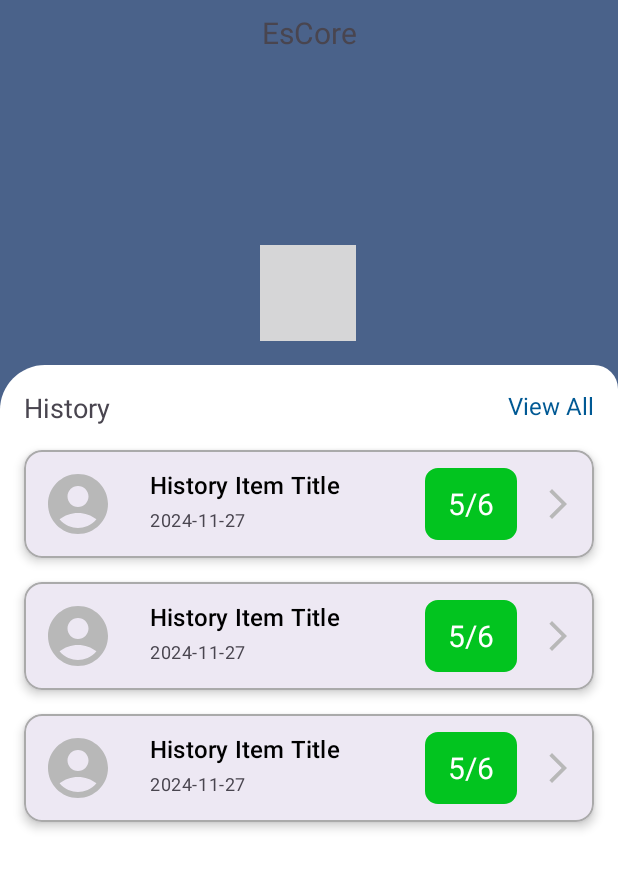
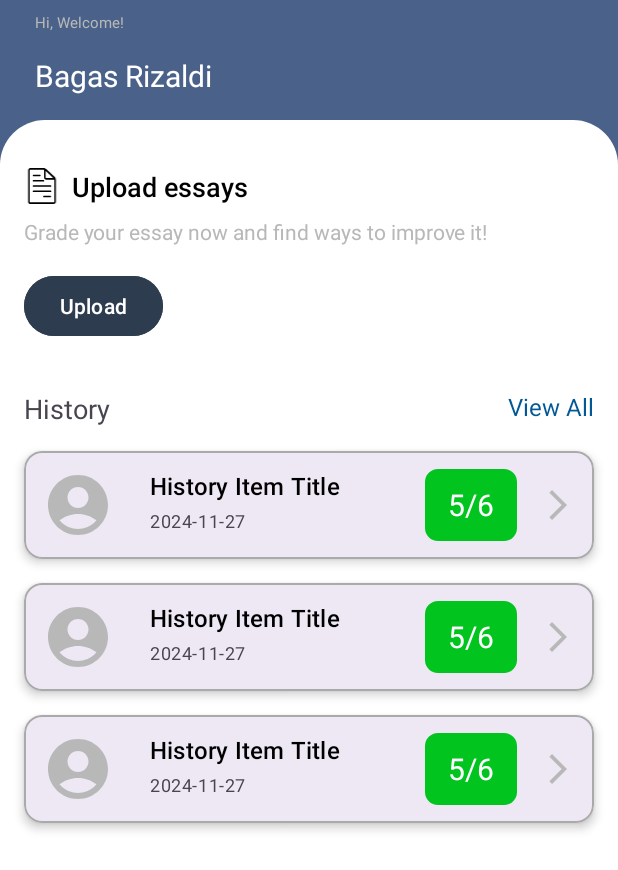
Before and after one commit to EsCore-Team/mobile-development, an Android app: the layout fragment_home.xml on its own in the app's theme, with its tools: preview values and no code run, on a phone screen of 412 x 824 dp. Shown: the top 870 px of the screen. Run offline under Robolectric (Android 15) with nearby library versions, the phone set to English and light mode, and no system bars.

Commit message:
add home ui again

```diff
--- a/app/src/main/res/drawable/bg_rounded_homscreen.xml
+++ b/app/src/main/res/drawable/bg_rounded_homscreen.xml
@@ -3,7 +3,7 @@
 <item>
     <shape android:shape="rectangle">
         <solid android:color="#FFFFFF" /> <!-- Warna putih -->
-        <corners android:topLeftRadius="30dp" android:topRightRadius="16dp" />
+        <corners android:topLeftRadius="30dp" android:topRightRadius="30dp" />
     </shape>
 </item>
 </layer-list>
--- /dev/null
+++ b/app/src/main/res/drawable/icon_essay.xml
@@ -0,0 +1,28 @@
+<vector xmlns:android="http://schemas.android.com/apk/res/android"
+    android:width="25dp"
+    android:height="28dp"
+    android:viewportWidth="25"
+    android:viewportHeight="28">
+  <group>
+    <clip-path
+        android:pathData="M0,0h25v28h-25z"/>
+    <path
+        android:pathData="M19.612,18.263C19.612,18.508 19.433,18.709 19.214,18.709H5.786C5.567,18.709 5.388,18.508 5.388,18.263V17.966C5.388,17.721 5.567,17.521 5.786,17.521H19.214C19.433,17.521 19.612,17.721 19.612,17.966V18.263Z"
+        android:fillColor="#000000"/>
+    <path
+        android:pathData="M11.402,5.919C11.402,6.164 11.223,6.364 11.004,6.364H5.786C5.567,6.364 5.388,6.164 5.388,5.919V5.621C5.388,5.376 5.567,5.176 5.786,5.176H11.004C11.223,5.176 11.402,5.376 11.402,5.621V5.919Z"
+        android:fillColor="#000000"/>
+    <path
+        android:pathData="M19.41,22.378C19.41,22.624 19.231,22.824 19.012,22.824H13.795C13.576,22.824 13.397,22.624 13.397,22.378V22.081C13.397,21.836 13.576,21.636 13.795,21.636H19.012C19.231,21.636 19.41,21.836 19.41,22.081V22.378Z"
+        android:fillColor="#000000"/>
+    <path
+        android:pathData="M14.168,10.033C14.168,10.278 13.989,10.479 13.77,10.479H5.786C5.567,10.479 5.388,10.278 5.388,10.033V9.736C5.388,9.491 5.567,9.291 5.786,9.291H13.77C13.989,9.291 14.168,9.491 14.168,9.736V10.033Z"
+        android:fillColor="#000000"/>
+    <path
+        android:pathData="M19.612,14.148C19.612,14.394 19.433,14.594 19.214,14.594H5.786C5.567,14.594 5.388,14.394 5.388,14.148V13.851C5.388,13.606 5.567,13.406 5.786,13.406H19.214C19.433,13.406 19.612,13.606 19.612,13.851V14.148Z"
+        android:fillColor="#000000"/>
+    <path
+        android:pathData="M22.15,6.787L15.716,0.861C15.183,0.37 14.262,0 13.572,0H3.451C2.576,0 1.864,0.797 1.864,1.777C1.864,1.777 1.864,20.904 1.864,26.17C1.864,28 3.41,28 3.447,28C7.378,28 21.549,28 21.549,28C22.424,28 23.136,27.203 23.136,26.223V9.125C23.136,8.31 22.712,7.305 22.15,6.787ZM15.276,2.684C15.276,2.249 15.598,2.583 15.598,2.583L20.698,7.463C20.698,7.463 21.024,7.823 20.465,7.823C19.27,7.823 15.688,7.823 15.688,7.823C15.461,7.823 15.276,7.616 15.276,7.361C15.276,7.361 15.276,3.854 15.276,2.684ZM21.549,26.684C21.549,26.684 6.99,26.684 3.336,26.684C3.271,26.684 3.039,26.663 3.039,26.303C3.039,21.348 3.039,1.777 3.039,1.777C3.039,1.527 3.228,1.316 3.451,1.316H13.572C13.743,1.316 14.101,1.418 14.101,1.966V7.361C14.101,8.341 14.813,9.139 15.688,9.139H21.666C21.775,9.139 21.96,9.223 21.96,9.518C21.96,9.523 21.961,26.222 21.961,26.222C21.961,26.477 21.776,26.684 21.549,26.684Z"
+        android:fillColor="#000000"/>
+  </group>
+</vector>
--- a/app/src/main/res/layout/fragment_home.xml
+++ b/app/src/main/res/layout/fragment_home.xml
@@ -8,47 +8,120 @@
     android:background="@drawable/bg_homescreen"
     tools:context=".view.bottombar.home.HomeFragment">
 
-    <!-- Header Text -->
     <TextView
-        android:id="@+id/text_home"
-        android:layout_width="match_parent"
+        android:id="@+id/text_welcome"
+        android:layout_width="wrap_content"
         android:layout_height="wrap_content"
         android:layout_margin="8dp"
-        android:text="@string/app_name"
+        android:layout_marginTop="16dp"
+        android:text="Hi, Welcome!"
         android:textAlignment="center"
+        android:textColor="@color/gray"
+        android:textSize="10sp"
+        app:layout_constraintEnd_toEndOf="parent"
+        app:layout_constraintHorizontal_bias="0.045"
+        app:layout_constraintVertical_bias="0.2"
+        app:layout_constraintStart_toStartOf="parent"
+        app:layout_constraintTop_toTopOf="parent" />
+
+    <TextView
+        android:id="@+id/text_name"
+        android:layout_width="wrap_content"
+        android:layout_height="wrap_content"
+        android:layout_margin="8dp"
+        android:layout_marginTop="16dp"
+        android:text="Bagas Rizaldi"
+        android:textAlignment="center"
+        android:textColor="@color/white"
         android:textSize="20sp"
-        app:layout_constraintTop_toTopOf="parent"
+        app:layout_constraintBottom_toBottomOf="parent"
+        app:layout_constraintEnd_toEndOf="parent"
+        app:layout_constraintHorizontal_bias="0.055"
         app:layout_constraintStart_toStartOf="parent"
-        app:layout_constraintEnd_toEndOf="parent" />
-
-    <!-- Submit Button -->
-
-    <!-- Content Section -->
-
-    <Button
-        android:id="@+id/submitButton"
-        android:layout_width="64dp"
-        android:layout_height="64dp"
-        android:layout_marginTop="128dp"
-        android:background="@drawable/circle_button"
-        android:backgroundTint="@color/navy"
-        android:foreground="@drawable/baseline_add_24"
-        app:layout_constraintEnd_toEndOf="parent"
-        app:layout_constraintHorizontal_bias="0.498"
-        app:layout_constraintStart_toStartOf="parent"
-        app:layout_constraintTop_toBottomOf="@+id/text_home" />
+        app:layout_constraintTop_toBottomOf="@id/text_welcome"
+        app:layout_constraintVertical_bias="0.009" />
 
     <androidx.constraintlayout.widget.ConstraintLayout
         android:layout_width="0dp"
         android:layout_height="0dp"
         android:layout_marginTop="16dp"
         android:background="@drawable/bg_rounded_homscreen"
-        app:layout_constraintTop_toBottomOf="@id/submitButton"
+        app:layout_constraintTop_toBottomOf="@id/text_name"
         app:layout_constraintStart_toStartOf="parent"
         app:layout_constraintEnd_toEndOf="parent"
         app:layout_constraintBottom_toBottomOf="parent">
 
+        <!-- Upload Essays Section -->
+
         <!-- TextView History -->
+        <androidx.constraintlayout.widget.ConstraintLayout
+            android:id="@+id/uploadEssaysSection"
+            android:layout_width="0dp"
+            android:layout_height="wrap_content"
+            android:layout_marginTop="16dp"
+            android:padding="16dp"
+            app:layout_constraintEnd_toEndOf="parent"
+            app:layout_constraintHorizontal_bias="0.0"
+            app:layout_constraintStart_toStartOf="parent"
+            app:layout_constraintTop_toTopOf="parent">
+
+            <!-- ImageView -->
+            <ImageView
+                android:id="@+id/icon"
+                android:layout_width="24dp"
+                android:layout_height="24dp"
+                android:layout_marginEnd="8dp"
+                android:src="@drawable/icon_essay"
+                app:layout_constraintStart_toStartOf="parent"
+                app:layout_constraintTop_toTopOf="parent" />
+
+            <!-- Title -->
+            <TextView
+                android:id="@+id/title"
+                android:layout_width="0dp"
+                android:layout_height="wrap_content"
+                android:layout_marginStart="8dp"
+                android:fontFamily="sans-serif-medium"
+                android:text="Upload essays"
+                android:textColor="@color/black"
+                android:textSize="18sp"
+                app:layout_constraintStart_toEndOf="@id/icon"
+                app:layout_constraintTop_toTopOf="parent"
+                app:layout_constraintEnd_toEndOf="parent" />
+
+            <!-- Subtitle -->
+            <TextView
+                android:id="@+id/subtitle"
+                android:layout_width="0dp"
+                android:layout_height="wrap_content"
+                android:layout_marginTop="8dp"
+                android:fontFamily="sans-serif"
+                android:text="Grade your essay now and find ways to improve it!"
+                android:textColor="@color/gray"
+                android:textSize="14sp"
+                app:layout_constraintEnd_toEndOf="parent"
+                app:layout_constraintHorizontal_bias="0.0"
+                app:layout_constraintStart_toStartOf="parent"
+                app:layout_constraintTop_toBottomOf="@id/title" />
+
+            <!-- Upload Button -->
+            <Button
+                android:id="@+id/submitButton"
+                android:layout_width="wrap_content"
+                android:layout_height="wrap_content"
+                android:layout_marginTop="16dp"
+                android:backgroundTint="@color/navy"
+                android:text="Upload"
+                android:textColor="@color/white"
+                app:layout_constraintEnd_toEndOf="parent"
+                app:layout_constraintHorizontal_bias="0.0"
+                app:layout_constraintStart_toStartOf="parent"
+                app:layout_constraintTop_toBottomOf="@id/subtitle" />
+
+        </androidx.constraintlayout.widget.ConstraintLayout>
+
+
+
         <TextView
             android:id="@+id/tvHistory"
             android:layout_width="wrap_content"
@@ -58,7 +131,7 @@
             android:text="@string/history"
             android:textSize="18sp"
             app:layout_constraintStart_toStartOf="parent"
-            app:layout_constraintTop_toTopOf="parent" />
+            app:layout_constraintTop_toBottomOf="@id/uploadEssaysSection" />
 
         <!-- TextView View All -->
         <TextView
@@ -88,6 +161,7 @@
 
     </androidx.constraintlayout.widget.ConstraintLayout>
 
+
     <!-- Progress Bar -->
     <ProgressBar
         android:id="@+id/progressBar"
```
